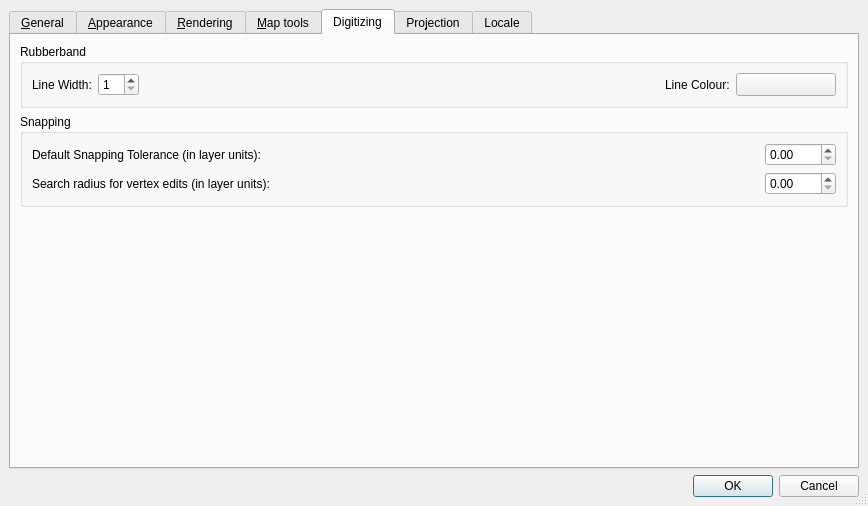
The window that src/ui/qgsoptionsbase.ui (qgis/QGIS) describes before a commit, drawn with Qt 5.
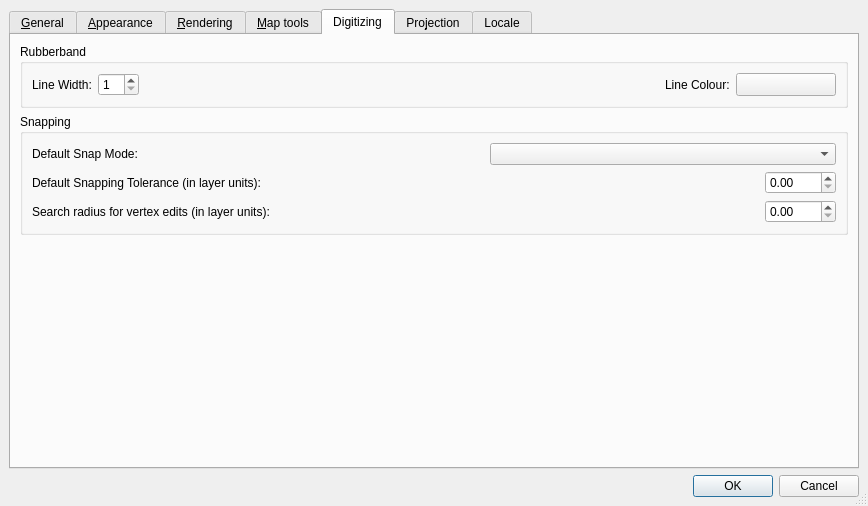
The same window after the commit. The open tabs and pages were chosen to show the change. Icons and pictures are not drawn. Custom widgets are drawn as their Qt base class.

Commit message: Added support for a default snap mode (can be to vertex, to segment, to vertex and segment)

Patch:
```diff
--- a/src/ui/qgsoptionsbase.ui
+++ b/src/ui/qgsoptionsbase.ui
@@ -675,6 +675,150 @@
        <property name="spacing" >
         <number>6</number>
        </property>
+       <item row="2" column="0" >
+        <spacer>
+         <property name="orientation" >
+          <enum>Qt::Vertical</enum>
+         </property>
+         <property name="sizeHint" >
+          <size>
+           <width>20</width>
+           <height>171</height>
+          </size>
+         </property>
+        </spacer>
+       </item>
+       <item row="1" column="0" >
+        <widget class="QGroupBox" name="mSnappingGroupBox" >
+         <property name="title" >
+          <string>Snapping</string>
+         </property>
+         <layout class="QGridLayout" >
+          <property name="margin" >
+           <number>9</number>
+          </property>
+          <property name="spacing" >
+           <number>6</number>
+          </property>
+          <item row="0" column="0" >
+           <layout class="QHBoxLayout" >
+            <property name="margin" >
+             <number>0</number>
+            </property>
+            <property name="spacing" >
+             <number>6</number>
+            </property>
+            <item>
+             <widget class="QLabel" name="mDefaultSnapModeLabel" >
+              <property name="text" >
+               <string>Default Snap Mode:</string>
+              </property>
+             </widget>
+            </item>
+            <item>
+             <spacer>
+              <property name="orientation" >
+               <enum>Qt::Horizontal</enum>
+              </property>
+              <property name="sizeHint" >
+               <size>
+                <width>311</width>
+                <height>20</height>
+               </size>
+              </property>
+             </spacer>
+            </item>
+            <item>
+             <widget class="QComboBox" name="mDefaultSnapModeComboBox" >
+              <property name="sizePolicy" >
+               <sizepolicy>
+                <hsizetype>7</hsizetype>
+                <vsizetype>0</vsizetype>
+                <horstretch>0</horstretch>
+                <verstretch>0</verstretch>
+               </sizepolicy>
+              </property>
+             </widget>
+            </item>
+           </layout>
+          </item>
+          <item row="2" column="0" >
+           <layout class="QHBoxLayout" >
+            <property name="margin" >
+             <number>0</number>
+            </property>
+            <property name="spacing" >
+             <number>6</number>
+            </property>
+            <item>
+             <widget class="QLabel" name="mVertexSearchRadiusVertexEditLabel" >
+              <property name="text" >
+               <string>Search radius for vertex edits (in layer units):</string>
+              </property>
+             </widget>
+            </item>
+            <item>
+             <spacer>
+              <property name="orientation" >
+               <enum>Qt::Horizontal</enum>
+              </property>
+              <property name="sizeHint" >
+               <size>
+                <width>61</width>
+                <height>20</height>
+               </size>
+              </property>
+             </spacer>
+            </item>
+            <item>
+             <widget class="QDoubleSpinBox" name="mSearchRadiusVertexEditSpinBox" >
+              <property name="maximum" >
+               <double>9999.989999999999782</double>
+              </property>
+             </widget>
+            </item>
+           </layout>
+          </item>
+          <item row="1" column="0" >
+           <layout class="QHBoxLayout" >
+            <property name="margin" >
+             <number>0</number>
+            </property>
+            <property name="spacing" >
+             <number>6</number>
+            </property>
+            <item>
+             <widget class="QLabel" name="mDefaultSnappingToleranceTextLabel" >
+              <property name="text" >
+               <string>Default Snapping Tolerance (in layer units):</string>
+              </property>
+             </widget>
+            </item>
+            <item>
+             <spacer>
+              <property name="orientation" >
+               <enum>Qt::Horizontal</enum>
+              </property>
+              <property name="sizeHint" >
+               <size>
+                <width>241</width>
+                <height>20</height>
+               </size>
+              </property>
+             </spacer>
+            </item>
+            <item>
+             <widget class="QDoubleSpinBox" name="mDefaultSnappingToleranceSpinBox" >
+              <property name="maximum" >
+               <double>9999.989999999999782</double>
+              </property>
+             </widget>
+            </item>
+           </layout>
+          </item>
+         </layout>
+        </widget>
+       </item>
        <item row="0" column="0" >
         <widget class="QGroupBox" name="mRubberBandGroupBox" >
          <property name="title" >
@@ -756,108 +900,6 @@
          </layout>
         </widget>
        </item>
-       <item row="1" column="0" >
-        <widget class="QGroupBox" name="mSnappingGroupBox" >
-         <property name="title" >
-          <string>Snapping</string>
-         </property>
-         <layout class="QGridLayout" >
-          <property name="margin" >
-           <number>9</number>
-          </property>
-          <property name="spacing" >
-           <number>6</number>
-          </property>
-          <item row="0" column="0" >
-           <layout class="QHBoxLayout" >
-            <property name="margin" >
-             <number>0</number>
-            </property>
-            <property name="spacing" >
-             <number>6</number>
-            </property>
-            <item>
-             <widget class="QLabel" name="mDefaultSnappingToleranceTextLabel" >
-              <property name="text" >
-               <string>Default Snapping Tolerance (in layer units):</string>
-              </property>
-             </widget>
-            </item>
-            <item>
-             <spacer>
-              <property name="orientation" >
-               <enum>Qt::Horizontal</enum>
-              </property>
-              <property name="sizeHint" >
-               <size>
-                <width>241</width>
-                <height>20</height>
-               </size>
-              </property>
-             </spacer>
-            </item>
-            <item>
-             <widget class="QDoubleSpinBox" name="mDefaultSnappingToleranceSpinBox" >
-              <property name="maximum" >
-               <double>9999.989999999999782</double>
-              </property>
-             </widget>
-            </item>
-           </layout>
-          </item>
-          <item row="1" column="0" >
-           <layout class="QHBoxLayout" >
-            <property name="margin" >
-             <number>0</number>
-            </property>
-            <property name="spacing" >
-             <number>6</number>
-            </property>
-            <item>
-             <widget class="QLabel" name="mVertexSearchRadiusVertexEditLabel" >
-              <property name="text" >
-               <string>Search radius for vertex edits (in layer units):</string>
-              </property>
-             </widget>
-            </item>
-            <item>
-             <spacer>
-              <property name="orientation" >
-               <enum>Qt::Horizontal</enum>
-              </property>
-              <property name="sizeHint" >
-               <size>
-                <width>61</width>
-                <height>20</height>
-               </size>
-              </property>
-             </spacer>
-            </item>
-            <item>
-             <widget class="QDoubleSpinBox" name="mSearchRadiusVertexEditSpinBox" >
-              <property name="maximum" >
-               <double>9999.989999999999782</double>
-              </property>
-             </widget>
-            </item>
-           </layout>
-          </item>
-         </layout>
-        </widget>
-       </item>
-       <item row="2" column="0" >
-        <spacer>
-         <property name="orientation" >
-          <enum>Qt::Vertical</enum>
-         </property>
-         <property name="sizeHint" >
-          <size>
-           <width>20</width>
-           <height>171</height>
-          </size>
-         </property>
-        </spacer>
-       </item>
       </layout>
      </widget>
      <widget class="QWidget" name="tabProjection" >
```
Left out of the diff: 20 changed lines with no effect on the pictures. The commit also changes 2 other files.
